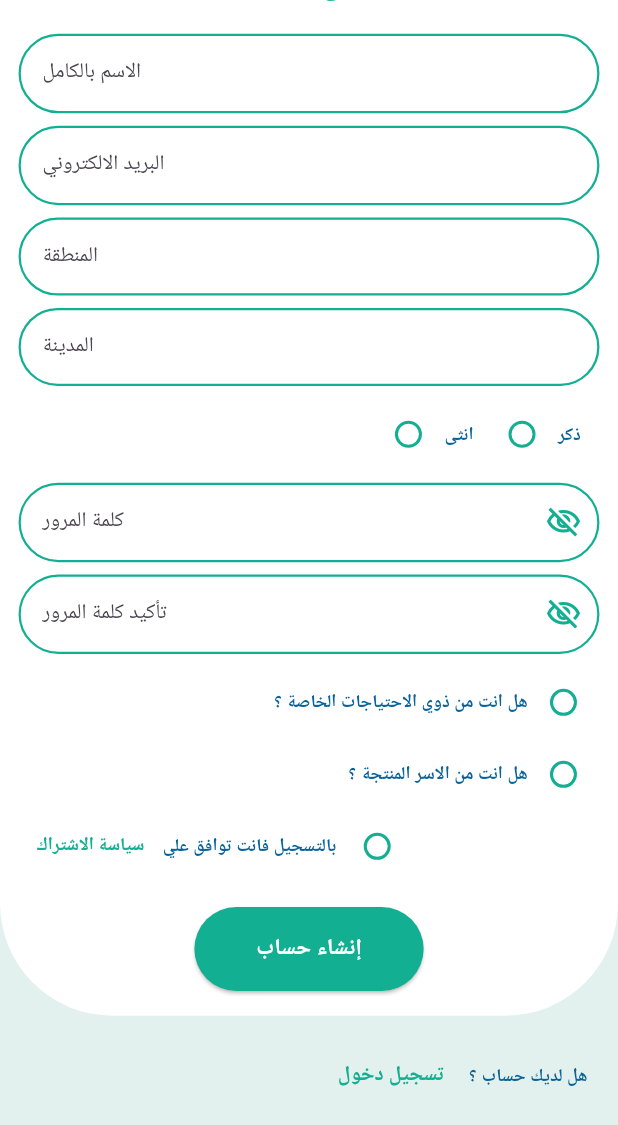
After one commit to hesham81/rowad_7arag, a Flutter app: the SignUp screen opened directly, scrolled down 168 dp, after a tap on "سياسة الاشتراك", on a phone screen of 412 x 824 dp. The commit adds this screen. Shown: the top 1125 px of the screen. Run offline on Flutter 3.47's test engine with Material 3 defaults, Android fonts, the phone set to English and light mode, and no system bars; our stand-ins replace flutter_svg; missing offline and left inert: route_transitions; Roboto replaces fonts that are missing (Cairo).

Commit message:
ending of sign up ui  screen

```diff
--- a/lib/core/widget/custom_text_button.dart
+++ b/lib/core/widget/custom_text_button.dart
@@ -5,12 +5,16 @@ class CustomTextButton extends StatefulWidget {
   final String text;
   final Function() onPressed;
   final Color? btnColor;
+  final double? fontSize;
+  final FontWeight? fontWeight;
 
   const CustomTextButton({
     super.key,
     required this.text,
     required this.onPressed,
     this.btnColor,
+    this.fontSize,
+    this.fontWeight,
   });
 
   @override
@@ -29,8 +33,8 @@ class _CustomTextButtonState extends State<CustomTextButton> {
         widget.text,
         style: TextStyle(
           color: widget.btnColor ?? AppColors.blueColor,
-          fontWeight: FontWeight.w600,
-          fontSize: 14,
+          fontWeight: widget.fontWeight ?? FontWeight.w600,
+          fontSize: widget.fontSize ?? 14,
         ),
       ),
     );
--- a/lib/modules/sign_in/pages/sign_in.dart
+++ b/lib/modules/sign_in/pages/sign_in.dart
@@ -1,9 +1,11 @@
 import 'package:flutter/material.dart';
 import 'package:flutter_svg/flutter_svg.dart';
+import 'package:route_transitions/route_transitions.dart';
 import 'package:rowad_7arag/core/extensions/alignment.dart';
 import 'package:rowad_7arag/core/widget/custom_elevated_button.dart';
 import 'package:rowad_7arag/core/widget/custom_text_button.dart';
 import 'package:rowad_7arag/core/widget/custom_text_form_field.dart';
+import 'package:rowad_7arag/modules/sign_up/pages/sign_up.dart';
 import '/core/constant/app_assets.dart';
 import '/core/extensions/align.dart';
 import '/core/extensions/extensions.dart';
@@ -123,7 +125,10 @@ class SignIn extends StatelessWidget {
                 CustomTextButton(
                   text: "سجل الأن",
                   btnColor: AppColors.secondaryColor,
-                  onPressed: () {},
+                  onPressed: () => slideLeftWidget(
+                    newPage: SignUp(),
+                    context: context,
+                  ),
                 ),
                 0.01.width.vSpace,
                 Text(
--- /dev/null
+++ b/lib/modules/sign_up/pages/sign_up.dart
@@ -0,0 +1,256 @@
+import 'package:flutter/material.dart';
+import 'package:flutter_svg/flutter_svg.dart';
+import 'package:rowad_7arag/core/widget/custom_elevated_button.dart';
+import 'package:rowad_7arag/core/widget/custom_text_button.dart';
+import '/core/constant/app_assets.dart';
+import '/core/extensions/align.dart';
+import '/core/extensions/extensions.dart';
+import '/core/theme/app_colors.dart';
+
+import '/core/widget/custom_text_form_field.dart';
+
+class SignUp extends StatefulWidget {
+  const SignUp({super.key});
+
+  @override
+  State<SignUp> createState() => _SignUpState();
+}
+
+class _SignUpState extends State<SignUp> {
+  TextEditingController nameController = TextEditingController();
+  TextEditingController emailController = TextEditingController();
+  TextEditingController zoneController = TextEditingController();
+  TextEditingController cityController = TextEditingController();
+  TextEditingController passwordController = TextEditingController();
+  TextEditingController confirmPasswordController = TextEditingController();
+
+  @override
+  Widget build(BuildContext context) {
+    var theme = Theme.of(context);
+    return Scaffold(
+      body: SingleChildScrollView(
+        child: Column(
+          children: [
+            Container(
+              decoration: BoxDecoration(
+                color: AppColors.primaryColor,
+                borderRadius: BorderRadius.only(
+                  bottomLeft: Radius.circular(75),
+                  bottomRight: Radius.circular(75),
+                ),
+              ),
+              child: Column(
+                crossAxisAlignment: CrossAxisAlignment.stretch,
+                children: [
+                  SafeArea(
+                    child: SvgPicture.asset(
+                      AppAssets.coloredLogo,
+                      height: 0.15.height,
+                    ),
+                  ),
+                  0.02.height.hSpace,
+                  Text(
+                    "أنشئ حساب",
+                    style: theme.textTheme.titleMedium!.copyWith(
+                      color: AppColors.secondaryColor,
+                      fontWeight: FontWeight.bold,
+                      fontSize: 22,
+                    ),
+                  ).center,
+                  0.02.height.hSpace,
+                  CustomTextFormField(
+                    hintText: "الاسم بالكامل",
+                    controller: nameController,
+                  ),
+                  0.01.height.hSpace,
+                  CustomTextFormField(
+                    hintText: "البريد الالكتروني",
+                    controller: emailController,
+                  ),
+                  0.01.height.hSpace,
+                  CustomTextFormField(
+                    hintText: "المنطقة",
+                    controller: zoneController,
+                  ),
+                  0.01.height.hSpace,
+                  CustomTextFormField(
+                    hintText: "المدينة",
+                    controller: cityController,
+                  ),
+                  0.01.height.hSpace,
+                  Row(
+                    mainAxisAlignment: MainAxisAlignment.end,
+                    children: [
+                      Row(
+                        children: [
+                          Radio(
+                            value: "value",
+                            groupValue: "groupValue",
+                            onChanged: (value) {},
+                            fillColor: WidgetStatePropertyAll(
+                              AppColors.secondaryColor,
+                            ),
+                          ),
+                          Text(
+                            "انثى",
+                            style: theme.textTheme.labelMedium!.copyWith(
+                              color: AppColors.blueColor,
+                              fontWeight: FontWeight.w600,
+                            ),
+                          ),
+                        ],
+                      ),
+                      0.02.width.vSpace,
+                      Row(
+                        children: [
+                          Radio(
+                            value: "value",
+                            groupValue: "groupValue",
+                            onChanged: (value) {},
+                            fillColor: WidgetStatePropertyAll(
+                              AppColors.secondaryColor,
+                            ),
+                          ),
+                          Text(
+                            "ذكر",
+                            style: theme.textTheme.labelMedium!.copyWith(
+                              color: AppColors.blueColor,
+                              fontWeight: FontWeight.w600,
+                            ),
+                          ),
+                        ],
+                      ),
+                    ],
+                  ).hPadding(0.03.width),
+                  0.01.height.hSpace,
+                  CustomTextFormField(
+                    hintText: "كلمة المرور",
+                    controller: passwordController,
+                    isPassword: true,
+                  ),
+                  0.01.height.hSpace,
+                  CustomTextFormField(
+                    hintText: "تأكيد كلمة المرور",
+                    controller: confirmPasswordController,
+                    isPassword: true,
+                  ),
+                  0.01.height.hSpace,
+                  Row(
+                    mainAxisAlignment: MainAxisAlignment.end,
+                    children: [
+                      Text(
+                        "هل انت من ذوي الاحتياجات الخاصة ؟",
+                        style: theme.textTheme.labelMedium!.copyWith(
+                          color: AppColors.blueColor,
+                          fontWeight: FontWeight.w600,
+                        ),
+                      ),
+                      Radio(
+                        value: "value",
+                        groupValue: "groupValue",
+                        onChanged: (value) {},
+                        fillColor: WidgetStatePropertyAll(
+                          AppColors.secondaryColor,
+                        ),
+                      ),
+                    ],
+                  ),
+                  Row(
+                    mainAxisAlignment: MainAxisAlignment.end,
+                    children: [
+                      Text(
+                        "هل انت من الاسر المنتجة ؟",
+                        style: theme.textTheme.labelMedium!.copyWith(
+                          color: AppColors.blueColor,
+                          fontWeight: FontWeight.w600,
+                        ),
+                      ),
+                      Radio(
+                        value: "value",
+                        groupValue: "groupValue",
+                        onChanged: (value) {},
+                        fillColor: WidgetStatePropertyAll(
+                          AppColors.secondaryColor,
+                        ),
+                      ),
+                    ],
+                  ),
+                  Row(
+                    children: [
+                      CustomTextButton(
+                        text: "سياسة الاشتراك",
+                        onPressed: () {},
+                        fontSize: 12,
+                        fontWeight: FontWeight.bold,
+                        btnColor: AppColors.secondaryColor,
+                      ),
+                      Text(
+                        "بالتسجيل فانت توافق علي ",
+                        style: theme.textTheme.labelMedium!.copyWith(
+                          color: AppColors.blueColor,
+                          fontWeight: FontWeight.w600,
+                        ),
+                      ),
+                      Radio(
+                        value: "value",
+                        groupValue: "groupValue",
+                        onChanged: (value) {},
+                        fillColor: WidgetStatePropertyAll(
+                          AppColors.secondaryColor,
+                        ),
+                      ),
+                    ],
+                  ),
+                  0.02.height.hSpace,
+                  Column(
+                    children: [
+                      CustomElevatedButton(
+                        padding: EdgeInsets.symmetric(
+                          horizontal: 0.1.width,
+                          vertical: 0.02.height,
+                        ),
+                        onPressed: () {},
+                        borderRadius: 50,
+                        child: Text(
+                          "إنشاء حساب",
+                          style: theme.textTheme.titleMedium!.copyWith(
+                            color: AppColors.primaryColor,
+                            fontWeight: FontWeight.bold,
+                            fontSize: 15,
+                          ),
+                        ),
+                      ),
+                    ],
+                  ),
+                  0.02.height.hSpace,
+                ],
+              ).hPadding(0.03.width),
+            ),
+            0.02.height.hSpace,
+            Row(
+              mainAxisAlignment: MainAxisAlignment.end,
+              children: [
+                CustomTextButton(
+                  text: "تسجيل دخول",
+                  onPressed: () {},
+                  fontSize: 14,
+                  fontWeight: FontWeight.bold,
+                  btnColor: AppColors.secondaryColor,
+                ),
+                0.01.width.vSpace,
+                Text(
+                  "هل لديك حساب ؟",
+                  style: theme.textTheme.labelMedium!.copyWith(
+                    color: AppColors.blueColor,
+                    fontWeight: FontWeight.w600,
+                  ),
+                ),
+              ],
+            ).hPadding(0.05.width),
+            0.1.height.hSpace,
+          ],
+        ),
+      ),
+    );
+  }
+}
```
